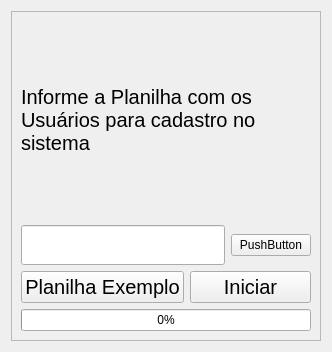
Robotz213/PainelAdmin-Controldocs, file Project/cadastroemlotes.ui: the form before one commit.
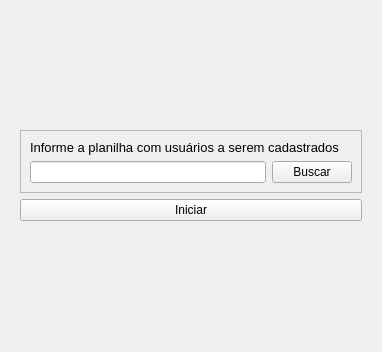
The form after the commit.

The edit to the form file:
```diff
--- a/Project/cadastroemlotes.ui
+++ b/Project/cadastroemlotes.ui
@@ -6,19 +6,19 @@
    <rect>
     <x>0</x>
     <y>0</y>
-    <width>332</width>
+    <width>382</width>
     <height>352</height>
    </rect>
   </property>
   <property name="minimumSize">
    <size>
-    <width>332</width>
+    <width>382</width>
     <height>352</height>
    </size>
   </property>
   <property name="maximumSize">
    <size>
-    <width>332</width>
+    <width>382</width>
     <height>352</height>
    </size>
   </property>
@@ -26,6 +26,9 @@
    <string>Form</string>
   </property>
   <layout class="QVBoxLayout" name="verticalLayout_4">
+   <item alignment="Qt::AlignVCenter">
+    <widget class="QWidget" name="widget" native="true">
+     <layout class="QVBoxLayout" name="verticalLayout_3">
    <item>
     <widget class="QFrame" name="frame">
      <property name="frameShape">
@@ -34,84 +37,44 @@
      <property name="frameShadow">
       <enum>QFrame::Raised</enum>
      </property>
+        <layout class="QVBoxLayout" name="verticalLayout_2">
+         <item>
      <layout class="QVBoxLayout" name="verticalLayout">
       <item>
        <widget class="QLabel" name="label">
         <property name="font">
          <font>
-          <family>Arial</family>
-          <pointsize>15</pointsize>
-          <kerning>false</kerning>
+               <pointsize>10</pointsize>
          </font>
         </property>
         <property name="text">
-         <string>Informe a Planilha com os Usuários para cadastro no sistema</string>
-        </property>
-        <property name="textFormat">
-         <enum>Qt::PlainText</enum>
-        </property>
-        <property name="wordWrap">
-         <bool>true</bool>
-        </property>
-        <property name="margin">
-         <number>5</number>
+              <string>Informe a planilha com usuários a serem cadastrados</string>
         </property>
        </widget>
       </item>
       <item>
        <layout class="QHBoxLayout" name="horizontalLayout">
         <item>
-         <widget class="QLineEdit" name="lineEdit">
-          <property name="font">
-           <font>
-            <pointsize>21</pointsize>
-           </font>
-          </property>
-         </widget>
+              <widget class="QLineEdit" name="lineEdit"/>
         </item>
         <item>
          <widget class="QPushButton" name="pushButton_2">
           <property name="text">
-           <string>PushButton</string>
+                <string>Buscar</string>
           </property>
          </widget>
         </item>
        </layout>
       </item>
-      <item>
-       <layout class="QHBoxLayout" name="horizontalLayout_2">
-        <item>
-         <widget class="QPushButton" name="pushButton">
-          <property name="font">
-           <font>
-            <pointsize>15</pointsize>
-            <kerning>false</kerning>
-           </font>
-          </property>
-          <property name="text">
-           <string>Planilha Exemplo</string>
-          </property>
+          </layout>
+         </item>
+        </layout>
          </widget>
         </item>
         <item>
-         <widget class="QPushButton" name="pushButton_3">
-          <property name="font">
-           <font>
-            <pointsize>15</pointsize>
-            <kerning>false</kerning>
-           </font>
-          </property>
+       <widget class="QPushButton" name="IniciarCadastro">
           <property name="text">
            <string>Iniciar</string>
-          </property>
-         </widget>
-        </item>
-       </layout>
-      </item>
-      <item>
-       <widget class="QProgressBar" name="progressBar">
-        <property name="value">
-         <number>0</number>
         </property>
        </widget>
       </item>
```
Left out of the diff: 2 changed lines with no effect on the pictures. Lines whose indentation alone changed are shown as unchanged.
